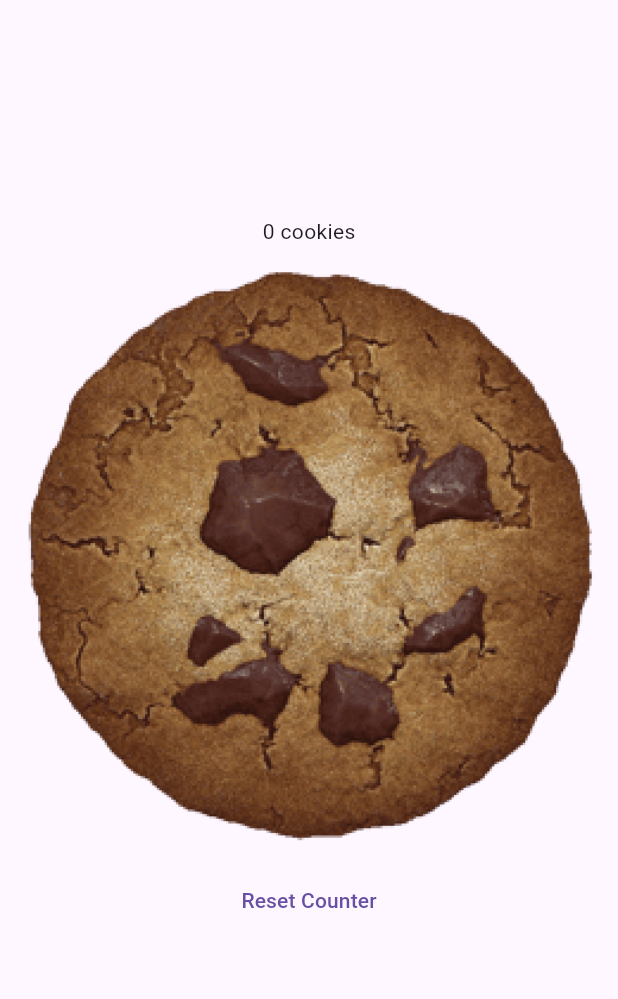
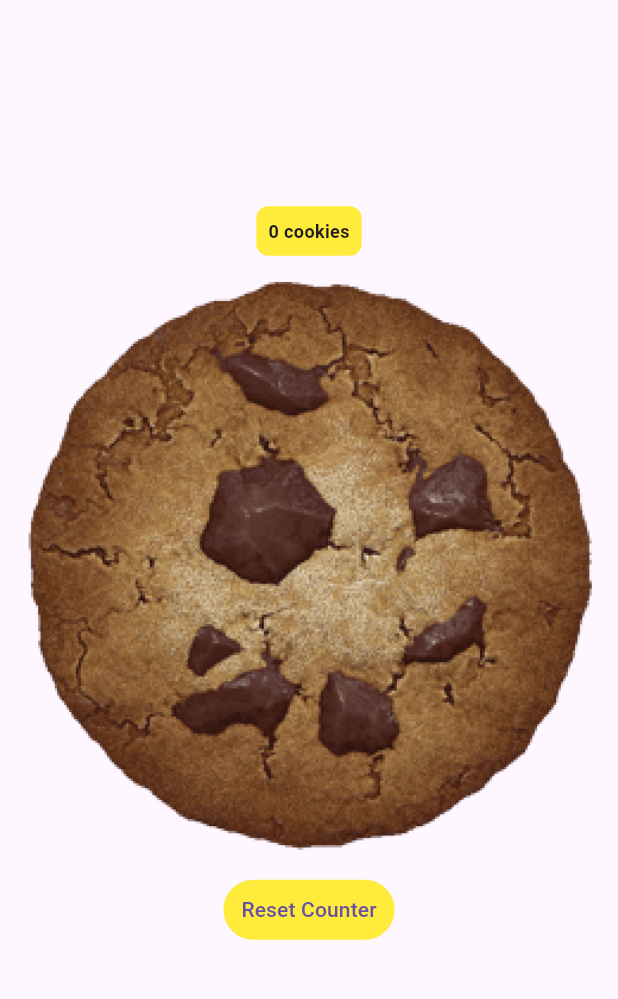
Before and after one commit to thaislins/cookie-clicker, a Flutter app: the screen it shows after launch, on a phone screen of 412 x 824 dp, the part 84-1083 px from its top. Run offline on Flutter 3.47's test engine with Material 3 defaults, Android fonts, the light colour scheme and no system bars.

Commit message:
Change app colors

```diff
--- a/lib/cookie_clicker.dart
+++ b/lib/cookie_clicker.dart
@@ -23,7 +23,18 @@ class _CookieClickerState extends State<CookieClicker> {
     return Column(
       mainAxisAlignment: MainAxisAlignment.center,
       children: [
-        Text(getCookieCount()),
+        Container(
+          padding: const EdgeInsets.all(8),
+          decoration: BoxDecoration(
+            color: Colors.yellow, // background color
+            borderRadius: BorderRadius.circular(8),
+          ),
+          child: Text(
+            getCookieCount(),
+            style: TextStyle(fontSize: 12, fontWeight: FontWeight.bold),
+          ),
+        ),
+
         IconButton(
           onPressed: () {
             setState(() {
@@ -32,12 +43,16 @@ class _CookieClickerState extends State<CookieClicker> {
           },
           icon: Image.asset("images/cookie.png"),
         ),
+
         TextButton(
           onPressed: () {
             setState(() {
               count = 0;
             });
           },
+          style: ButtonStyle(
+            backgroundColor: MaterialStateProperty.all(Colors.yellow),
+          ),
           child: Text("Reset Counter"),
         ),
       ],
```
